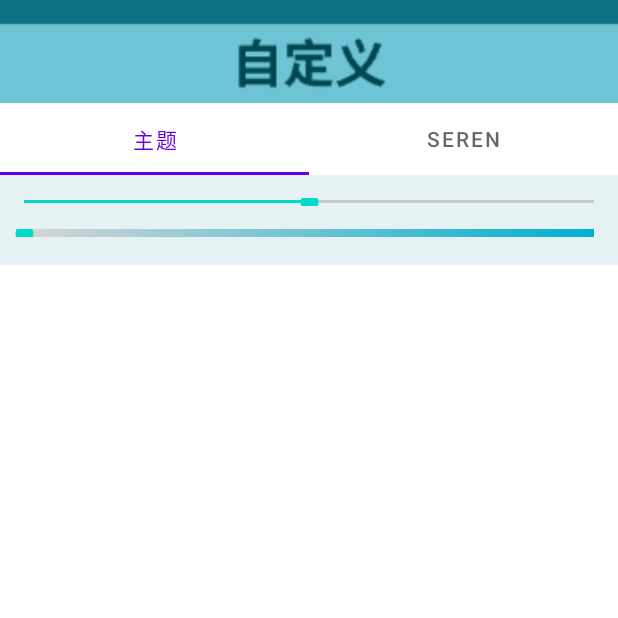
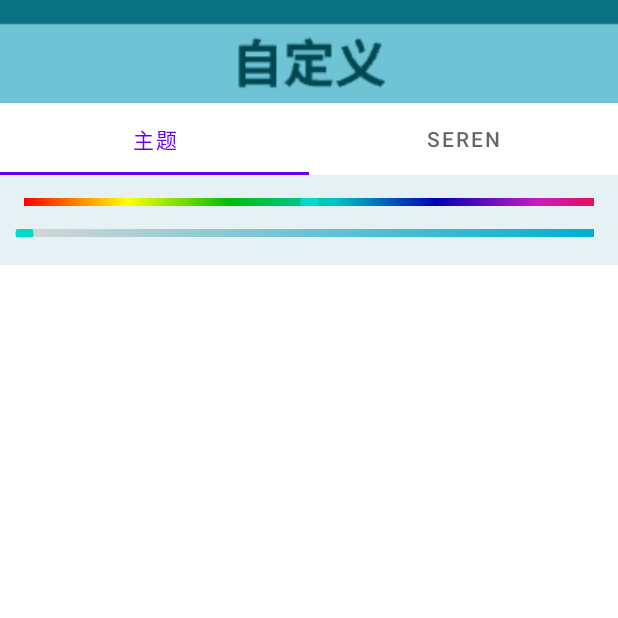
Before and after one commit to LIZICOW/SerenAI, an Android app: the Design_Left screen opened directly, with no data from a screen before it, on a phone screen of 412 x 824 dp, the top half of it. Run offline under Robolectric (Android 15) with nearby library versions, the light colour scheme and no system bars.

Commit message:
解决了进度条彩色显示的问题

```diff
--- a/serenai/app/src/main/java/com/example/serenai/Design_Left.java
+++ b/serenai/app/src/main/java/com/example/serenai/Design_Left.java
@@ -1,4 +1,6 @@
 package com.example.serenai;
+
+import static java.sql.DriverManager.println;
 
 import android.graphics.LinearGradient;
 import android.graphics.Shader;
@@ -9,6 +11,7 @@ import androidx.appcompat.app.AppCompatActivity;
 import android.view.LayoutInflater;
 import android.view.View;
 import android.view.ViewGroup;
+import android.view.ViewTreeObserver;
 import android.widget.Button;
 import android.widget.LinearLayout;
 import android.widget.SeekBar;
@@ -29,22 +32,39 @@ public class Design_Left extends Fragment {
         View view = inflater.inflate(R.layout.design_left, container, false);
         LinearLayout designRight = view.findViewById(R.id.skbr);
 
-//        seekBar = new SeekBar(getContext());
         seekBar = view.findViewById(R.id.aseek);
         seekBar.setMax(100);
         seekBar.setProgress(50);
 
+        // 添加布局完成监听器
+        ViewTreeObserver viewTreeObserver = seekBar.getViewTreeObserver();
+        viewTreeObserver.addOnGlobalLayoutListener(new ViewTreeObserver.OnGlobalLayoutListener() {
+            @Override
+            public void onGlobalLayout() {
+                // 获取SeekBar的宽度
+                int seekBarWidth = seekBar.getWidth();
+
+                // 移除监听器，避免重复调用
+                seekBar.getViewTreeObserver().removeOnGlobalLayoutListener(this);
+                // 创建线性渐变
+                LinearGradient test = new LinearGradient(
+                        0.f, 0.f,seekBarWidth, 0.0f,
+                        new int[] { 0xFFFF0000, 0xFFFFFF00, 0xFF00BD0D, 0xFF00C9BF,
+                                0xFF0000B5, 0xFFC91CC1, 0xFFFF0000 },
+                        null, Shader.TileMode.CLAMP);
+                // 创建ShapeDrawable并设置渐变颜色
+                ShapeDrawable shape = new ShapeDrawable(new RectShape());
+                shape.getPaint().setShader(test);
+
+                // 设置渐变色的ShapeDrawable为SeekBar的进度背景
+                seekBar.setProgressDrawable(shape);
+            }
+        });
+
+        // 添加seekbar点击监视器
         seekBar.setOnSeekBarChangeListener(new SeekBar.OnSeekBarChangeListener() {
             @Override
             public void onProgressChanged(SeekBar seekBar, int progress, boolean fromUser) {
-                // 使用渐变色来设置SeekBar的颜色
-                LinearGradient test = new LinearGradient(0.f, 0.f, seekBar.getWidth(), 0.0f,
-                        new int[] { 0xFFFF0000, 0xFFFFFF00, 0xFF00BD0D, 0xFF00C9BF,
-                                0xFF0000B5, 0xFFC91CC1, 0xFFFF0000},
-                        null, Shader.TileMode.CLAMP);
-                ShapeDrawable shape = new ShapeDrawable(new RectShape());
-                shape.getPaint().setShader(test);
-                seekBar.setProgressDrawable(shape);
 
             }
 
--- a/serenai/app/src/main/res/layout/design_left.xml
+++ b/serenai/app/src/main/res/layout/design_left.xml
@@ -16,8 +16,8 @@
         <SeekBar
             android:id="@+id/aseek"
             android:layout_width="match_parent"
-            android:layout_marginTop="15dp"
-            android:layout_height="5dp" />
+            android:layout_height="5dp"
+            android:layout_marginTop="15dp" />
 
         <SeekBar
             android:id="@+id/bseek"
```
